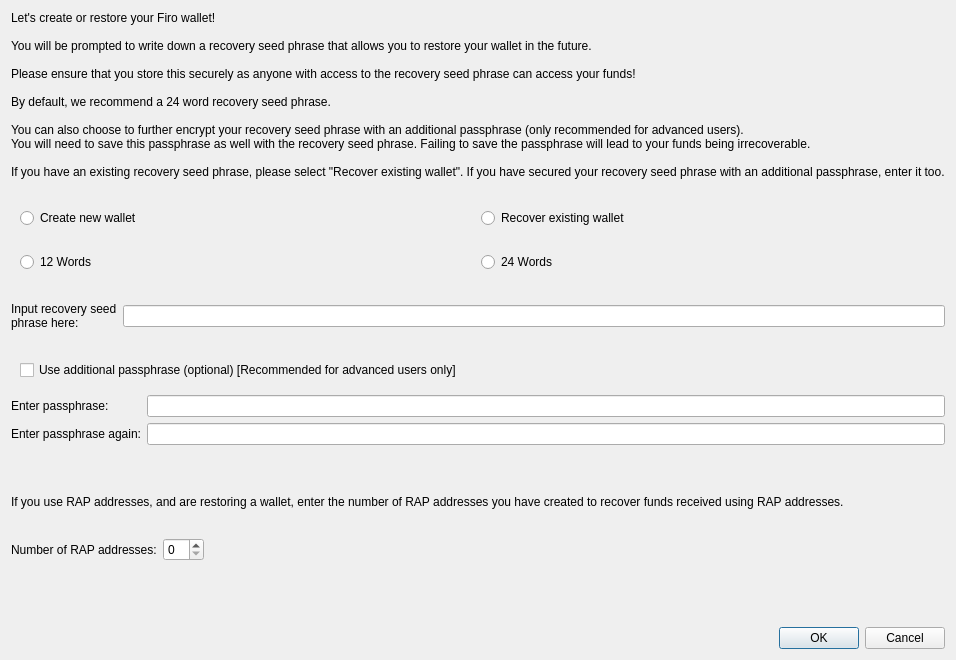
The window that src/qt/forms/recover.ui (SPC-beta/firo) describes before a commit, drawn with Qt 5.
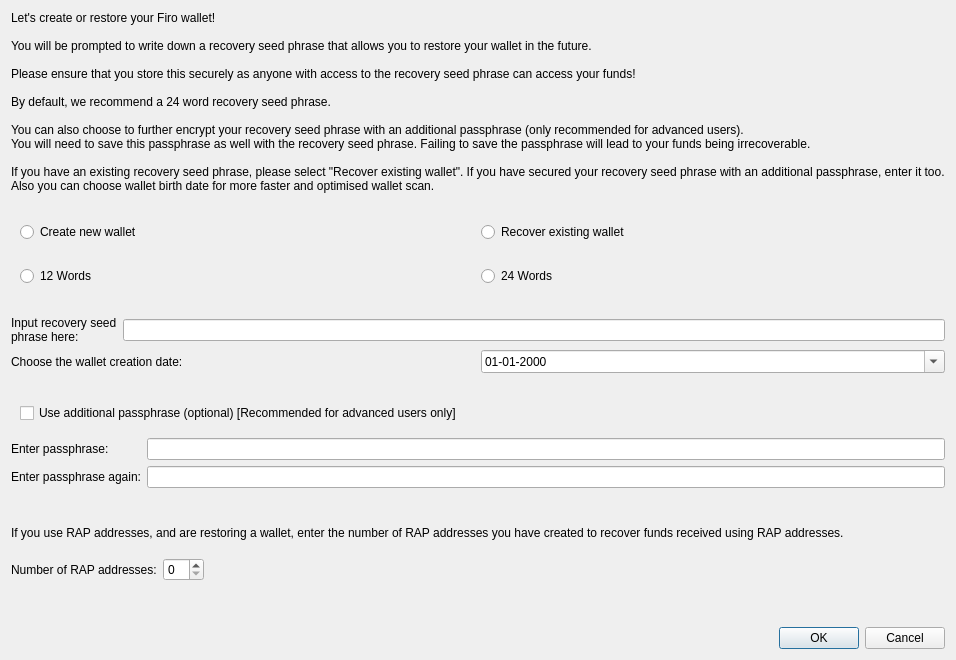
The same window after the commit.

Diff of the .ui file:
```diff
--- a/src/qt/forms/recover.ui
+++ b/src/qt/forms/recover.ui
@@ -41,6 +41,7 @@
 You will need to save this passphrase as well with the recovery seed phrase. Failing to save the passphrase will lead to your funds being irrecoverable.
 
 If you have an existing recovery seed phrase, please select "Recover existing wallet". If you have secured your recovery seed phrase with an additional passphrase, enter it too.
+Also you can choose wallet birth date for more faster and optimised wallet scan.
       </string>
      </property>
      <property name="wordWrap">
@@ -134,6 +135,8 @@
     </spacer>
    </item>
    <item>
+    <layout class="QVBoxLayout" name="verticalLayout2">
+     <item>
     <layout class="QHBoxLayout" name="horizontalLayout2">
      <item>
       <widget class="QLabel" name="textLabel2">
@@ -151,6 +154,35 @@
     </layout>
    </item>
    <item>
+      <layout class="QHBoxLayout" name="horizontalLayoutDate">
+            <item>
+                  <widget class="QLabel" name="textLabelDate">
+                  <property name="text">
+                        <string>Choose the wallet creation date:</string>
+                  </property>
+                  <property name="wordWrap">
+                        <bool>true</bool>
+                  </property>
+                  </widget>
+            </item>
+            <item>
+                  <widget class="QDateEdit" name="dateInput">
+                  <property name="calendarPopup">
+                        <bool>true</bool>
+                  </property>
+                  <property name="displayFormat">
+                        <string>dd-MM-yyyy</string>
+                  </property>
+                  <property name="date">
+                  </property>
+                  </widget>
+            </item>
+      </layout>
+    </item>
+
+    </layout>
+   </item>
+   <item>
     <spacer name="horizontalSpacer1">
      <property name="orientation">
       <enum>Qt::Horizontal</enum>
@@ -237,12 +269,6 @@
      <property name="text">
       <string/>
      </property>
-     <property name="styleSheet">
-      <string notr="true">color:red;</string>
-     </property>
-     <property name="text">
-      <string/>
-     </property>
      <property name="wordWrap">
       <bool>true</bool>
      </property>
```
Lines whose indentation alone changed are shown as unchanged.
